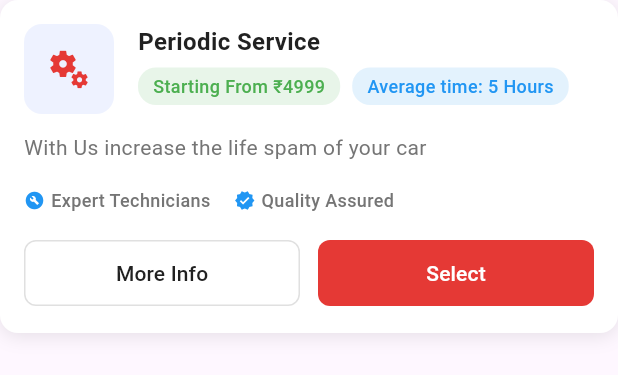
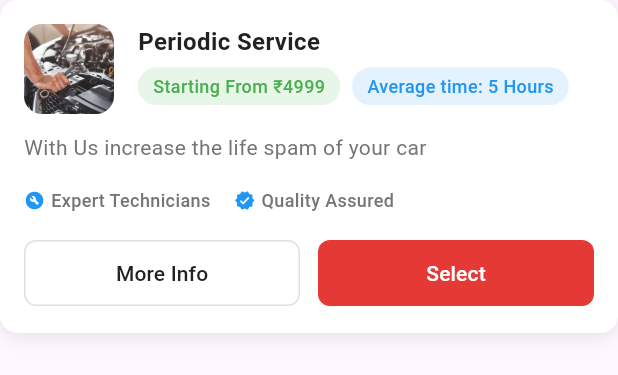
Before and after one commit to Priyammaurya1/k3-car-care, a Flutter app: the ServiceWidget widget shown alone on an empty page, opened directly, on a phone screen of 412 x 824 dp. Shown: the top 375 px of the screen. Run offline on Flutter 3.47's test engine with Material 3 defaults, Android fonts, the phone set to English and light mode, and no system bars; our stand-ins replace flutter_svg, get, iconsax, smooth_page_indicator, table_calendar; network calls fail; Roboto replaces fonts that are missing (Poppins).

Commit message:
remove pfp from home header and aaded selected car image with it's name that actually changes if the user changes it's car

```diff
--- /dev/null
+++ b/lib/provider/selected_car_provider.dart
@@ -0,0 +1,23 @@
+import 'package:flutter/material.dart';
+import 'package:k3carcare/screens/car_selection.dart';
+// Import your car model classes
+
+class SelectedCarProvider extends ChangeNotifier {
+  CarBrand? _selectedBrand;
+  CarModel? _selectedModel;
+
+  CarBrand? get selectedBrand => _selectedBrand;
+  CarModel? get selectedModel => _selectedModel;
+
+  void selectCar(CarBrand brand, CarModel model) {
+    _selectedBrand = brand;
+    _selectedModel = model;
+    notifyListeners();
+  }
+
+  void clearSelection() {
+    _selectedBrand = null;
+    _selectedModel = null;
+    notifyListeners();
+  }
+}
--- a/lib/screens/settings_screen.dart
+++ b/lib/screens/settings_screen.dart
@@ -1,4 +1,5 @@
 import 'package:flutter/material.dart';
+import 'package:k3carcare/screens/login_screen.dart';
 
 class SettingsScreen extends StatefulWidget {
   const SettingsScreen({super.key});
@@ -325,11 +326,11 @@ class _SettingsScreenState extends State<SettingsScreen> {
                 ),
                 onPressed: () {
                   // Clear search history logic
-                  Navigator.of(context).pop();
+                  Navigator.pushReplacement(context, MaterialPageRoute(builder: (_)=> const LoginScreen()));
                   ScaffoldMessenger.of(context).showSnackBar(
                     const SnackBar(
                       content: Text(
-                        'Search history cleared',
+                        'Your account has been deleted.',
                         style: TextStyle(
                           color: Colors.white,
                           fontSize: 14,
@@ -338,6 +339,7 @@ class _SettingsScreenState extends State<SettingsScreen> {
                       ),
                       behavior: SnackBarBehavior.floating,
                       backgroundColor: Colors.red,
+                      duration: Duration(seconds: 3),
                     ),
                   );
                 },
--- a/lib/widgets/service_widget.dart
+++ b/lib/widgets/service_widget.dart
@@ -8,6 +8,7 @@ class ServiceWidget extends StatelessWidget {
     required this.rowText1,
     required this.rowText2,
     this.onPressedInfo,
+    required this.imageString,
   });
 
   final String titleText;
@@ -15,6 +16,7 @@ class ServiceWidget extends StatelessWidget {
   final String rowText1;
   final String rowText2;
   final VoidCallback? onPressedInfo;
+  final String imageString;
 
   @override
   Widget build(BuildContext context) {
@@ -42,19 +44,13 @@ class ServiceWidget extends StatelessWidget {
               Row(
                 crossAxisAlignment: CrossAxisAlignment.start,
                 children: [
-                  Container(
-                    width: 60,
-                    height: 60,
-                    decoration: BoxDecoration(
-                      color: Color(0xFFEEF2FF),
-                      borderRadius: BorderRadius.circular(12),
-                    ),
-                    child: Center(
-                      child: Icon(
-                        Icons.miscellaneous_services_outlined,
-                        color: const Color(0xFFE53935),
-                        size: 30,
-                      ),
+                  ClipRRect(
+                    borderRadius: BorderRadius.circular(12),
+                    child: Container(
+                      width: 60,
+                      height: 60,
+                      decoration: BoxDecoration(color: Colors.white),
+                      child: Image(image: Image.asset(imageString).image, fit: BoxFit.cover),
                     ),
                   ),
                   const SizedBox(width: 16),
@@ -199,7 +195,8 @@ class ServiceWidget extends StatelessWidget {
                   const SizedBox(width: 12),
                   Expanded(
                     child: ElevatedButton(
-                      onPressed: () {}, // Use the unique booking handler
+                      onPressed:
+                          onPressedInfo, // Use the unique booking handler
                       style: ElevatedButton.styleFrom(
                         backgroundColor: const Color(0xFFE53935),
                         foregroundColor: Colors.white,
--- a/pubspec.yaml
+++ b/pubspec.yaml
@@ -39,13 +39,15 @@ dependencies:
   intl: ^0.20.2
   velocity_x: ^4.3.1
   google_fonts: ^6.2.1
-  shared_preferences: ^2.5.3
   webview_flutter: ^4.11.0
   icons_plus: ^5.0.0
   flutter_svg: ^2.1.0
   carousel_slider: ^4.2.1
   smooth_page_indicator: ^1.2.1
   table_calendar: ^3.2.0
+  google_maps_flutter: ^2.12.1
+  provider: ^6.1.5
+  shared_preferences: ^2.5.3
 
 dev_dependencies:
   flutter_test:
```
Also changed, not shown: lib/main.dart (+18 -8 lines), lib/screens/car_selection.dart (+9 -9 lines), lib/screens/cart_screen.dart (+1 -7 lines), lib/screens/home_screen.dart (+46 -17 lines), lib/screens/services_screen.dart (+90 -7 lines), assets/images/detail.png (added), assets/images/mec.png (added), pubspec.lock.
